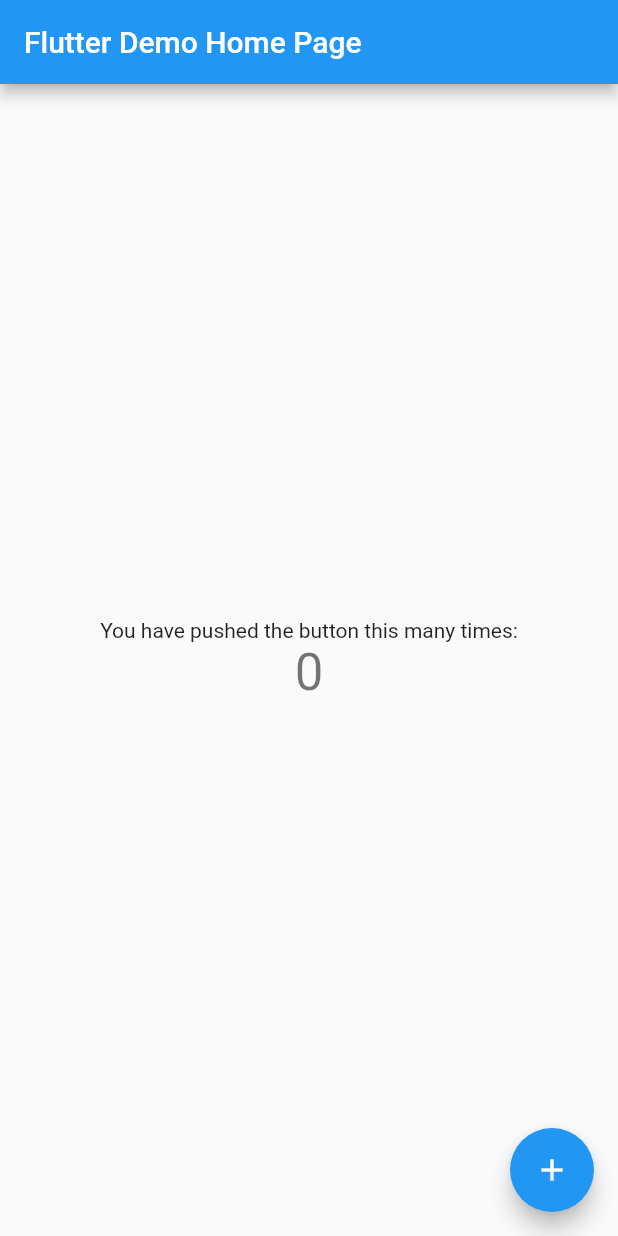
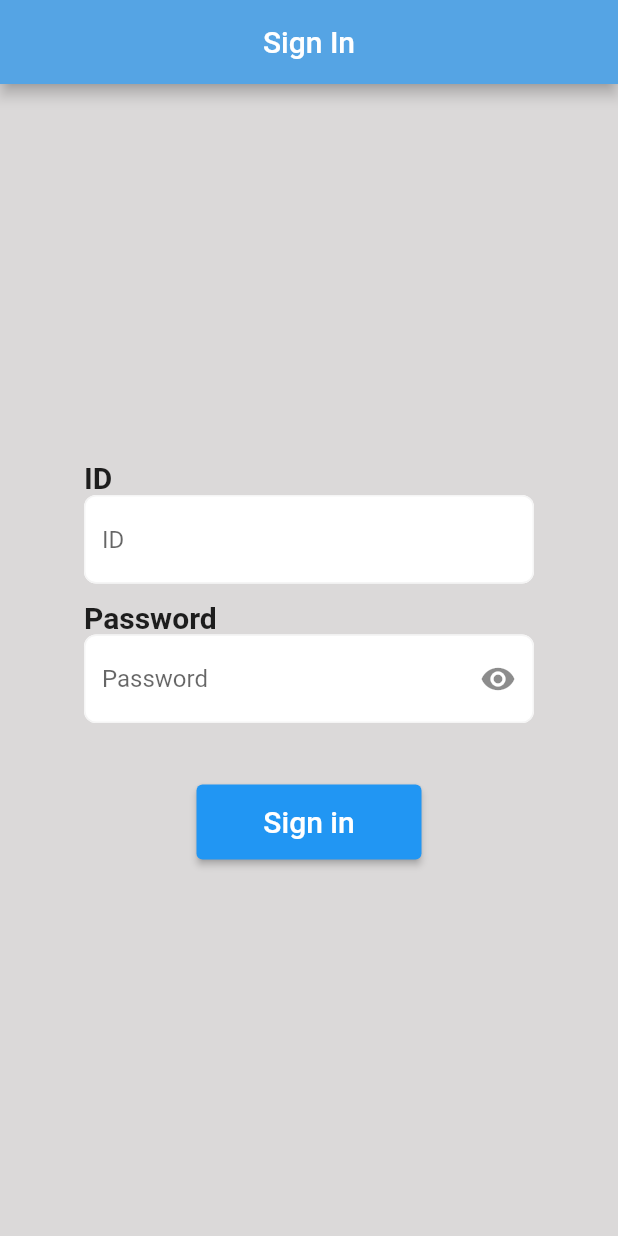
Before and after one commit to miladmirkhan/sign_in_firebase, a Flutter app: the screen it shows after launch, on a phone screen of 412 x 824 dp. Run offline on Flutter 3.47's test engine with Material 2 defaults, Android fonts, the phone set to English and light mode, and no system bars.

```diff
--- a/lib/main.dart
+++ b/lib/main.dart
@@ -1,115 +1,173 @@
 import 'package:flutter/material.dart';
 
 void main() {
-  runApp(const MyApp());
+  runApp(const appRun());
 }
 
-class MyApp extends StatelessWidget {
-  const MyApp({Key? key}) : super(key: key);
+class appRun extends StatelessWidget {
+  const appRun({ Key? key }) : super(key: key);
 
-  // This widget is the root of your application.
   @override
   Widget build(BuildContext context) {
     return MaterialApp(
-      title: 'Flutter Demo',
-      theme: ThemeData(
-        // This is the theme of your application.
-        //
-        // Try running your application with "flutter run". You'll see the
-        // application has a blue toolbar. Then, without quitting the app, try
-        // changing the primarySwatch below to Colors.green and then invoke
-        // "hot reload" (press "r" in the console where you ran "flutter run",
-        // or simply save your changes to "hot reload" in a Flutter IDE).
-        // Notice that the counter didn't reset back to zero; the application
-        // is not restarted.
-        primarySwatch: Colors.blue,
-      ),
-      home: const MyHomePage(title: 'Flutter Demo Home Page'),
+      debugShowCheckedModeBanner: false,
+      home: mainScreen(),
     );
   }
 }
 
-class MyHomePage extends StatefulWidget {
-  const MyHomePage({Key? key, required this.title}) : super(key: key);
-
-  // This widget is the home page of your application. It is stateful, meaning
-  // that it has a State object (defined below) that contains fields that affect
-  // how it looks.
-
-  // This class is the configuration for the state. It holds the values (in this
-  // case the title) provided by the parent (in this case the App widget) and
-  // used by the build method of the State. Fields in a Widget subclass are
-  // always marked "final".
-
-  final String title;
+class mainScreen extends StatefulWidget {
 
   @override
-  State<MyHomePage> createState() => _MyHomePageState();
+  State<mainScreen> createState() => _mainScreenState();
 }
 
-class _MyHomePageState extends State<MyHomePage> {
-  int _counter = 0;
+class _mainScreenState extends State<mainScreen> {
+TextEditingController idController=TextEditingController();
 
-  void _incrementCounter() {
-    setState(() {
-      // This call to setState tells the Flutter framework that something has
-      // changed in this State, which causes it to rerun the build method below
-      // so that the display can reflect the updated values. If we changed
-      // _counter without calling setState(), then the build method would not be
-      // called again, and so nothing would appear to happen.
-      _counter++;
-    });
-  }
+TextEditingController passController=TextEditingController();
+
+ final formKey= GlobalKey<FormState>();
+
+ bool _showPass=true;
 
   @override
   Widget build(BuildContext context) {
-    // This method is rerun every time setState is called, for instance as done
-    // by the _incrementCounter method above.
-    //
-    // The Flutter framework has been optimized to make rerunning build methods
-    // fast, so that you can just rebuild anything that needs updating rather
-    // than having to individually change instances of widgets.
     return Scaffold(
+      backgroundColor: Color.fromARGB(255, 219, 217, 217),
       appBar: AppBar(
-        // Here we take the value from the MyHomePage object that was created by
-        // the App.build method, and use it to set our appbar title.
-        title: Text(widget.title),
+        backgroundColor:Color.fromARGB(255, 85, 164, 228) ,
+        title: Text("Sign In"),
+        centerTitle: true,
       ),
+
+
       body: Center(
-        // Center is a layout widget. It takes a single child and positions it
-        // in the middle of the parent.
-        child: Column(
-          // Column is also a layout widget. It takes a list of children and
-          // arranges them vertically. By default, it sizes itself to fit its
-          // children horizontally, and tries to be as tall as its parent.
-          //
-          // Invoke "debug painting" (press "p" in the console, choose the
-          // "Toggle Debug Paint" action from the Flutter Inspector in Android
-          // Studio, or the "Toggle Debug Paint" command in Visual Studio Code)
-          // to see the wireframe for each widget.
-          //
-          // Column has various properties to control how it sizes itself and
-          // how it positions its children. Here we use mainAxisAlignment to
-          // center the children vertically; the main axis here is the vertical
-          // axis because Columns are vertical (the cross axis would be
-          // horizontal).
-          mainAxisAlignment: MainAxisAlignment.center,
-          children: <Widget>[
-            const Text(
-              'You have pushed the button this many times:',
+        child: Form(
+          key: formKey,
+          child: Column(
+            mainAxisAlignment: MainAxisAlignment.center,
+            crossAxisAlignment: CrossAxisAlignment.center,
+            children: [
+
+                          SizedBox(
+                            width: 300,
+                            child:  Text("ID", style: TextStyle(fontSize: 20,fontWeight: FontWeight.bold),),),
+                         SizedBox(
+                         height: 70,
+                         width: 300,
+                         child: TextFormField(
+                         //  initialValue:,
+                           textInputAction: TextInputAction.next,//when press enter automaticlly goto next textField
+                         controller: idController,
+
+                          decoration: InputDecoration(
+
+                             labelStyle: TextStyle(
+
+                color: Color.fromARGB(255, 85, 164, 228),
+                fontSize: 20,
             ),
-            Text(
-              '$_counter',
-              style: Theme.of(context).textTheme.headline4,
+                          // labelText: "ID",
+                              filled: true,
+                              fillColor:  Color(0xFFFFFFFF),
+                            border: OutlineInputBorder(
+                              borderRadius: BorderRadius.circular(8),
+                              borderSide: BorderSide(color: Colors.black),
+                            ),
+                            focusedBorder: OutlineInputBorder(
+                              borderRadius: BorderRadius.circular(8),
+                              borderSide: BorderSide(color: Colors.green),
+                            ),
+                             enabledBorder: OutlineInputBorder(
+                              borderRadius: BorderRadius.circular(8),
+                              borderSide: BorderSide(color: Colors.grey[100]!),
+                            ),
+                            hintText: "ID",
+
+                          ),
+
+                           validator: (value)=>value !=null && value.isEmpty?'Enter Your ID':null,//is null show enter a name
+                         ),
+                       ),
+
+
+        SizedBox(
+                            width: 300,
+                            child:  Text("Password", style: TextStyle(fontSize: 20,fontWeight: FontWeight.bold),),),
+          SizedBox(
+                         height: 70,
+                         width: 300,
+                         child: TextFormField(
+                         //  initialValue:,
+                           textInputAction: TextInputAction.next,//when press enter automaticlly goto next textField
+                         controller: passController,
+                        obscureText: _showPass,
+                        obscuringCharacter: '*',
+                          decoration: InputDecoration(
+
+                             labelStyle: TextStyle(
+                color: Color.fromARGB(255, 85, 164, 228),
+                fontSize: 20,
             ),
-          ],
+                           //labelText: "Password",
+                              filled: true,
+                              fillColor:  Color(0xFFFFFFFF),
+                            border: OutlineInputBorder(
+                              borderRadius: BorderRadius.circular(8),
+                              borderSide: BorderSide(color: Colors.black),
+                            ),
+                            focusedBorder: OutlineInputBorder(
+                              borderRadius: BorderRadius.circular(8),
+                              borderSide: BorderSide(color: Colors.green),
+                            ),
+                             enabledBorder: OutlineInputBorder(
+                              borderRadius: BorderRadius.circular(8),
+                              borderSide: BorderSide(color: Colors.grey[100]!),
+                            ),
+                            hintText: "Password",
+                           suffixIcon: IconButton(
+                    icon: Icon(
+                        _showPass ? Icons.visibility : Icons.visibility_off),
+                    onPressed: () {
+                      setState(() {
+                        _showPass = !_showPass;
+                      });
+                    })),
+
+
+                           validator: (value)=>value !=null && value.isEmpty?'Enter Your Password':null,//is null show enter a name
+                         ),
+                       ),
+
+                        SizedBox(height: 30,),
+
+                        Container(
+                          height: 50,
+                          width: 150,
+                          child: ElevatedButton(onPressed: (){
+
+                              final form=formKey.currentState!;
+                                    final isValid=form.validate();//cheeks if our form validated
+
+                                        if(isValid){
+
+
+                                    }else{
+
+                                          }
+
+                          },
+
+
+                          child: Text('Sign in',style: TextStyle(fontSize: 20,),),)
+                        ),
+
+
+                      ],
+            ),
         ),
-      ),
-      floatingActionButton: FloatingActionButton(
-        onPressed: _incrementCounter,
-        tooltip: 'Increment',
-        child: const Icon(Icons.add),
-      ), // This trailing comma makes auto-formatting nicer for build methods.
+      ) ,
     );
   }
 }
```
